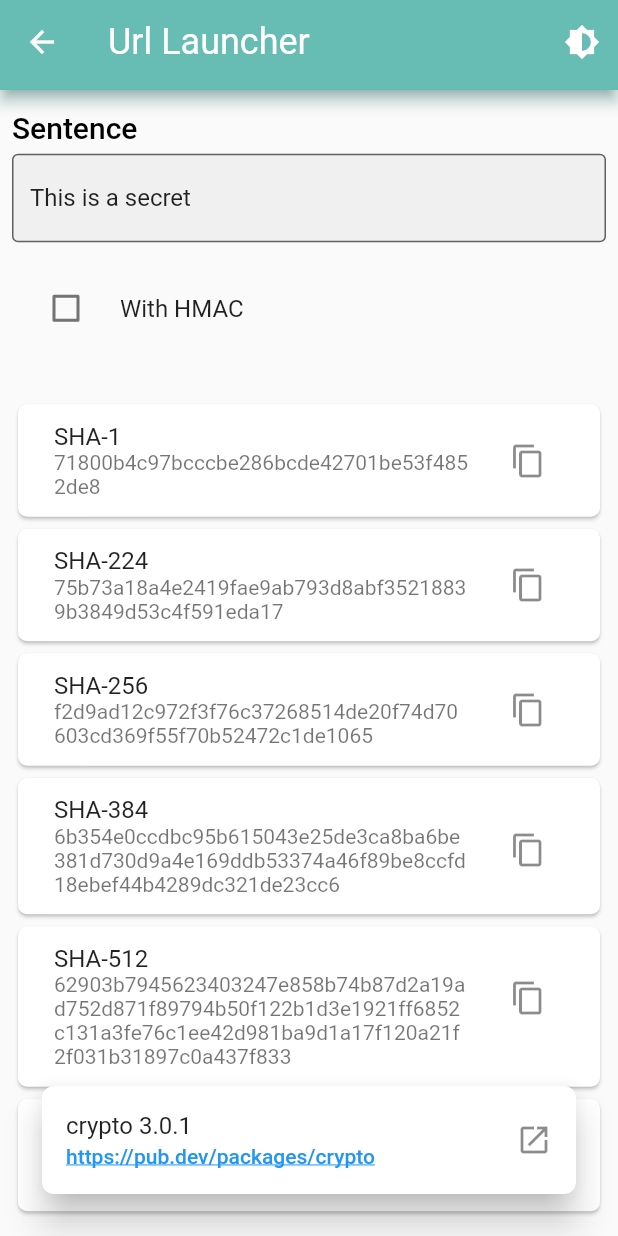
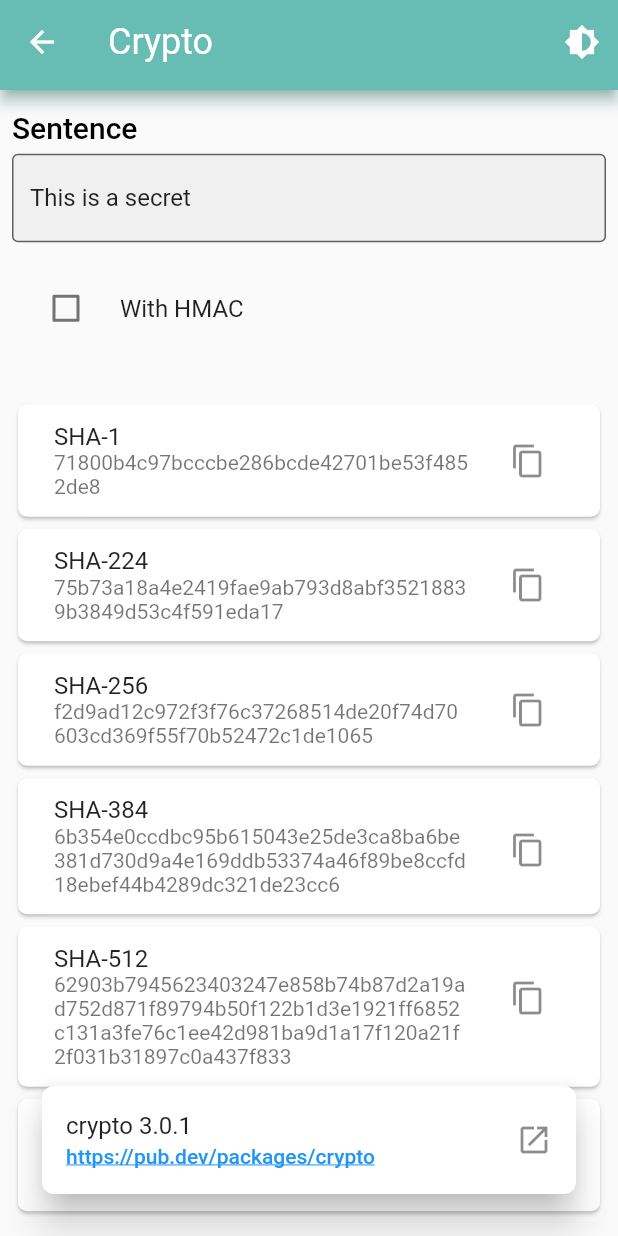
Before and after one commit to lucianojung/flutter_package_examples, a Flutter app: the Crypto screen opened by its route, on a phone screen of 412 x 824 dp. Run offline on Flutter 3.47's test engine with Material 2 defaults, Android fonts, the phone set to English and light mode, and no system bars; our stand-ins replace convex_bottom_bar, date_format, email_validator, expandable, flutter_signin_button, google_fonts.

Commit message:
bugfix: wrong header name

```diff
--- a/lib/packages/crypto/crypto_main.dart
+++ b/lib/packages/crypto/crypto_main.dart
@@ -46,7 +46,7 @@ class _CryptoState extends State<Crypto> {
   @override
   Widget build(BuildContext context) {
     return Scaffold(
-      appBar: CustomAppBar(title: 'Url Launcher'),
+      appBar: CustomAppBar(title: 'Crypto'),
       body: Center(
         child: Padding(
           padding: const EdgeInsets.all(8.0),
```
